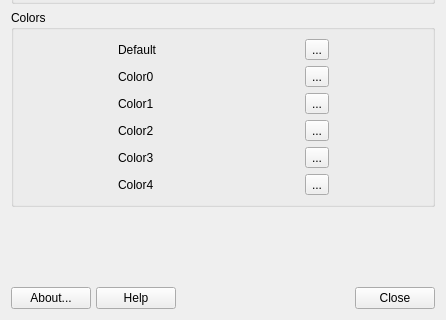
This is mainwindow.ui in AdrianTM/mx-conky as Qt 5 draws it before an edit; both pictures show x 0 to 446 and y 541 to 861 of the 446 by 861 pixel window. The edited form follows.
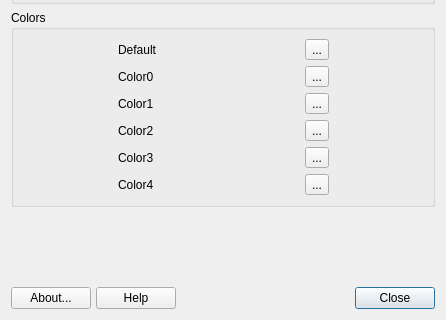
This is the edited form. Icons and pictures are not drawn.

The edit to the form file:
```diff
--- a/mainwindow.ui
+++ b/mainwindow.ui
@@ -1546,7 +1546,10 @@
         <string>Alt+N</string>
        </property>
        <property name="autoDefault">
-        <bool>false</bool>
+        <bool>true</bool>
+       </property>
+       <property name="default">
+        <bool>true</bool>
        </property>
       </widget>
      </item>
```
Left out of the diff: 4 changed lines with no effect on the pictures.
